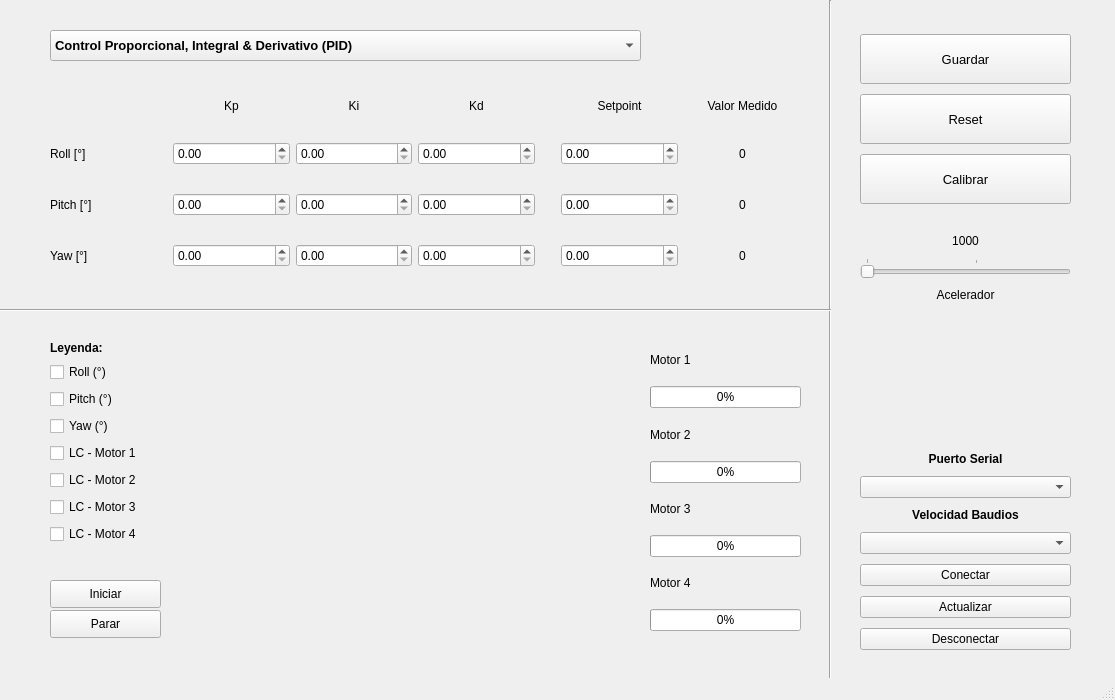
The window that InterfazV2.ui (alexve10/DroneControlEd) describes before a commit, drawn with Qt 5.
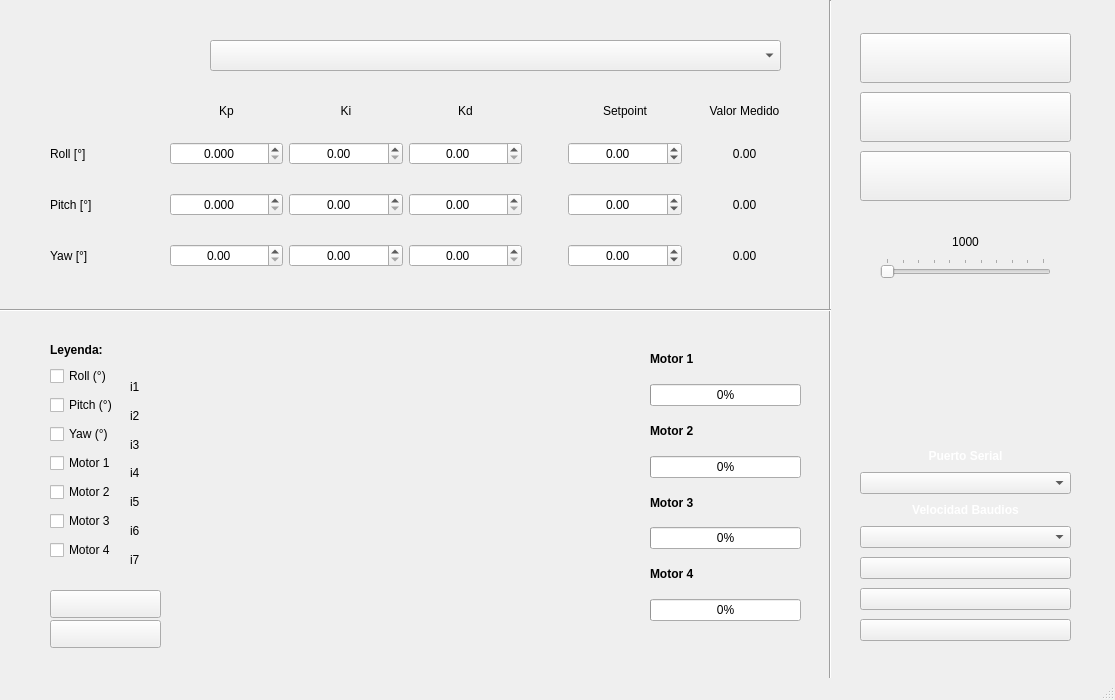
The same window after the commit. Icons and pictures are not drawn.

```diff
--- a/InterfazV2.ui
+++ b/InterfazV2.ui
@@ -46,7 +46,13 @@
   <property name="accessibleDescription">
    <string extracomment="Acelerador"/>
   </property>
+  <property name="styleSheet">
+   <string notr="true"/>
+  </property>
   <widget class="QWidget" name="centralwidget">
+   <property name="styleSheet">
+    <string notr="true">background-image: url(:/Fondo/FondoInterfazV2.png)</string>
+   </property>
    <widget class="QWidget" name="gridLayoutWidget">
     <property name="geometry">
      <rect>
@@ -57,110 +63,48 @@
      </rect>
     </property>
     <layout class="QGridLayout" name="gridLayout" rowstretch="0,0,0,0">
-     <item row="1" column="3">
-      <widget class="QDoubleSpinBox" name="P_Ki">
-       <property name="maximum">
-        <double>5.000000000000000</double>
+     <item row="3" column="5">
+      <spacer name="horizontalSpacer_3">
+       <property name="orientation">
+        <enum>Qt::Horizontal</enum>
        </property>
-       <property name="singleStep">
-        <double>0.010000000000000</double>
+       <property name="sizeType">
+        <enum>QSizePolicy::Fixed</enum>
        </property>
-      </widget>
-     </item>
-     <item row="0" column="6">
-      <widget class="QDoubleSpinBox" name="R_Set">
-       <property name="maximum">
-        <double>50.000000000000000</double>
+       <property name="sizeHint" stdset="0">
+        <size>
+         <width>20</width>
+         <height>20</height>
+        </size>
        </property>
-      </widget>
-     </item>
-     <item row="1" column="4">
-      <widget class="QDoubleSpinBox" name="P_Kd">
-       <property name="maximum">
-        <double>10.000000000000000</double>
-       </property>
-       <property name="singleStep">
-        <double>0.100000000000000</double>
-       </property>
-      </widget>
-     </item>
-     <item row="0" column="7">
-      <widget class="QLabel" name="Med_Roll">
-       <property name="text">
-        <string>0</string>
-       </property>
-       <property name="alignment">
-        <set>Qt::AlignCenter</set>
-       </property>
-      </widget>
+      </spacer>
      </item>
      <item row="1" column="6">
       <widget class="QDoubleSpinBox" name="P_Set">
-       <property name="maximum">
-        <double>50.000000000000000</double>
-       </property>
-      </widget>
-     </item>
-     <item row="3" column="0">
-      <widget class="QLabel" name="Yaw">
-       <property name="text">
-        <string>Yaw [°]</string>
-       </property>
-      </widget>
-     </item>
-     <item row="3" column="3">
-      <widget class="QDoubleSpinBox" name="Y_Ki">
-       <property name="maximum">
-        <double>5.000000000000000</double>
-       </property>
-       <property name="singleStep">
-        <double>0.010000000000000</double>
-       </property>
-      </widget>
-     </item>
-     <item row="3" column="7">
-      <widget class="QLabel" name="Med_Yaw">
-       <property name="text">
-        <string>0</string>
-       </property>
        <property name="alignment">
         <set>Qt::AlignCenter</set>
        </property>
+       <property name="minimum">
+        <double>-40.000000000000000</double>
+       </property>
+       <property name="maximum">
+        <double>40.000000000000000</double>
+       </property>
       </widget>
      </item>
      <item row="1" column="2">
       <widget class="QDoubleSpinBox" name="P_Kp">
+       <property name="alignment">
+        <set>Qt::AlignCenter</set>
+       </property>
+       <property name="decimals">
+        <number>3</number>
+       </property>
        <property name="maximum">
         <double>50.000000000000000</double>
        </property>
        <property name="singleStep">
-        <double>0.100000000000000</double>
-       </property>
-      </widget>
-     </item>
-     <item row="3" column="5">
-      <spacer name="horizontalSpacer_3">
-       <property name="orientation">
-        <enum>Qt::Horizontal</enum>
-       </property>
-       <property name="sizeType">
-        <enum>QSizePolicy::Fixed</enum>
-       </property>
-       <property name="sizeHint" stdset="0">
-        <size>
-         <width>20</width>
-         <height>20</height>
-        </size>
-       </property>
-      </spacer>
-     </item>
-     <item row="1" column="7">
-      <widget class="QLabel" name="Med_Pitch">
-       <property name="text">
-        <string>0</string>
-       </property>
-       <property name="alignment">
-        <set>Qt::AlignCenter</set>
+        <double>0.001000000000000</double>
        </property>
       </widget>
      </item>
@@ -174,44 +118,53 @@
        </property>
        <property name="sizeHint" stdset="0">
         <size>
-         <width>20</width>
+         <width>40</width>
          <height>20</height>
         </size>
        </property>
       </spacer>
      </item>
-     <item row="1" column="5">
-      <spacer name="horizontalSpacer_2">
-       <property name="orientation">
-        <enum>Qt::Horizontal</enum>
+     <item row="0" column="7">
+      <widget class="QLabel" name="Med_Roll">
+       <property name="text">
+        <string>0.00</string>
        </property>
-       <property name="sizeType">
-        <enum>QSizePolicy::Fixed</enum>
+       <property name="alignment">
+        <set>Qt::AlignCenter</set>
        </property>
-       <property name="sizeHint" stdset="0">
-        <size>
-         <width>20</width>
-         <height>20</height>
-        </size>
+      </widget>
+     </item>
+     <item row="1" column="4">
+      <widget class="QDoubleSpinBox" name="P_Kd">
+       <property name="alignment">
+        <set>Qt::AlignCenter</set>
        </property>
-      </spacer>
+       <property name="maximum">
+        <double>100.000000000000000</double>
+       </property>
+       <property name="singleStep">
+        <double>0.100000000000000</double>
+       </property>
+      </widget>
      </item>
      <item row="3" column="6">
       <widget class="QDoubleSpinBox" name="Y_Set">
+       <property name="alignment">
+        <set>Qt::AlignCenter</set>
+       </property>
+       <property name="minimum">
+        <double>-360.000000000000000</double>
+       </property>
        <property name="maximum">
         <double>360.000000000000000</double>
        </property>
       </widget>
      </item>
-     <item row="0" column="0">
-      <widget class="QLabel" name="Roll">
-       <property name="text">
-        <string>Roll [°]</string>
-       </property>
-      </widget>
-     </item>
      <item row="3" column="2">
       <widget class="QDoubleSpinBox" name="Y_Kp">
+       <property name="alignment">
+        <set>Qt::AlignCenter</set>
+       </property>
        <property name="maximum">
         <double>50.000000000000000</double>
        </property>
@@ -220,28 +173,47 @@
        </property>
       </widget>
      </item>
+     <item row="3" column="0">
+      <widget class="QLabel" name="Yaw">
+       <property name="text">
+        <string>Yaw [°]</string>
+       </property>
+      </widget>
+     </item>
      <item row="0" column="2">
       <widget class="QDoubleSpinBox" name="R_Kp">
+       <property name="alignment">
+        <set>Qt::AlignCenter</set>
+       </property>
+       <property name="decimals">
+        <number>3</number>
+       </property>
        <property name="maximum">
         <double>50.000000000000000</double>
        </property>
        <property name="singleStep">
-        <double>0.100000000000000</double>
+        <double>0.001000000000000</double>
        </property>
       </widget>
      </item>
-     <item row="0" column="4">
-      <widget class="QDoubleSpinBox" name="R_Kd">
+     <item row="3" column="3">
+      <widget class="QDoubleSpinBox" name="Y_Ki">
+       <property name="alignment">
+        <set>Qt::AlignCenter</set>
+       </property>
        <property name="maximum">
-        <double>10.000000000000000</double>
+        <double>5.000000000000000</double>
        </property>
        <property name="singleStep">
-        <double>0.100000000000000</double>
+        <double>0.010000000000000</double>
        </property>
       </widget>
      </item>
      <item row="0" column="3">
       <widget class="QDoubleSpinBox" name="R_Ki">
+       <property name="alignment">
+        <set>Qt::AlignCenter</set>
+       </property>
        <property name="maximum">
         <double>5.000000000000000</double>
        </property>
@@ -250,32 +222,117 @@
        </property>
       </widget>
      </item>
-     <item row="1" column="0">
-      <widget class="QLabel" name="Pitch">
+     <item row="3" column="7">
+      <widget class="QLabel" name="Med_Yaw">
        <property name="text">
-        <string>Pitch [°]</string>
+        <string>0.00</string>
+       </property>
+       <property name="alignment">
+        <set>Qt::AlignCenter</set>
        </property>
       </widget>
      </item>
      <item row="3" column="4">
       <widget class="QDoubleSpinBox" name="Y_Kd">
+       <property name="alignment">
+        <set>Qt::AlignCenter</set>
+       </property>
        <property name="maximum">
-        <double>10.000000000000000</double>
+        <double>50.000000000000000</double>
        </property>
        <property name="singleStep">
         <double>0.100000000000000</double>
        </property>
       </widget>
      </item>
+     <item row="1" column="7">
+      <widget class="QLabel" name="Med_Pitch">
+       <property name="text">
+        <string>0.00</string>
+       </property>
+       <property name="alignment">
+        <set>Qt::AlignCenter</set>
+       </property>
+      </widget>
+     </item>
+     <item row="1" column="5">
+      <spacer name="horizontalSpacer_2">
+       <property name="orientation">
+        <enum>Qt::Horizontal</enum>
+       </property>
+       <property name="sizeType">
+        <enum>QSizePolicy::Fixed</enum>
+       </property>
+       <property name="sizeHint" stdset="0">
+        <size>
+         <width>20</width>
+         <height>20</height>
+        </size>
+       </property>
+      </spacer>
+     </item>
+     <item row="1" column="3">
+      <widget class="QDoubleSpinBox" name="P_Ki">
+       <property name="alignment">
+        <set>Qt::AlignCenter</set>
+       </property>
+       <property name="maximum">
+        <double>5.000000000000000</double>
+       </property>
+       <property name="singleStep">
+        <double>0.010000000000000</double>
+       </property>
+      </widget>
+     </item>
+     <item row="0" column="4">
+      <widget class="QDoubleSpinBox" name="R_Kd">
+       <property name="alignment">
+        <set>Qt::AlignCenter</set>
+       </property>
+       <property name="maximum">
+        <double>100.000000000000000</double>
+       </property>
+       <property name="singleStep">
+        <double>0.100000000000000</double>
+       </property>
+      </widget>
+     </item>
+     <item row="1" column="0">
+      <widget class="QLabel" name="Pitch">
+       <property name="text">
+        <string>Pitch [°]</string>
+       </property>
+      </widget>
+     </item>
+     <item row="0" column="6">
+      <widget class="QDoubleSpinBox" name="R_Set">
+       <property name="alignment">
+        <set>Qt::AlignCenter</set>
+       </property>
+       <property name="minimum">
+        <double>-40.000000000000000</double>
+       </property>
+       <property name="maximum">
+        <double>40.000000000000000</double>
+       </property>
+      </widget>
+     </item>
+     <item row="0" column="0">
+      <widget class="QLabel" name="Roll">
+       <property name="text">
+        <string>Roll [°]</string>
+       </property>
+      </widget>
+     </item>
     </layout>
    </widget>
    <widget class="QWidget" name="gridLayoutWidget_2">
     <property name="geometry">
      <rect>
       <x>50</x>
-      <y>90</y>
+      <y>100</y>
       <width>751</width>
-      <height>31</height>
+      <height>22</height>
      </rect>
     </property>
     <layout class="QGridLayout" name="gridLayout_3">
@@ -339,7 +396,7 @@
        </property>
        <property name="sizeHint" stdset="0">
         <size>
-         <width>20</width>
+         <width>40</width>
          <height>20</height>
         </size>
        </property>
@@ -360,10 +417,10 @@
    <widget class="QWidget" name="verticalLayoutWidget_2">
     <property name="geometry">
      <rect>
-      <x>200</x>
+      <x>190</x>
       <y>340</y>
-      <width>431</width>
-      <height>301</height>
+      <width>441</width>
+      <height>311</height>
      </rect>
     </property>
     <layout class="QVBoxLayout" name="graph_layout"/>
@@ -372,26 +429,26 @@
     <property name="geometry">
      <rect>
       <x>50</x>
-      <y>580</y>
+      <y>590</y>
       <width>111</width>
       <height>28</height>
      </rect>
     </property>
     <property name="text">
-     <string>Iniciar</string>
+     <string/>
     </property>
    </widget>
    <widget class="QPushButton" name="Parar">
     <property name="geometry">
      <rect>
       <x>50</x>
-      <y>610</y>
+      <y>620</y>
       <width>111</width>
       <height>28</height>
      </rect>
     </property>
     <property name="text">
-     <string>Parar</string>
+     <string/>
     </property>
    </widget>
    <widget class="QWidget" name="gridLayoutWidget_3">
@@ -400,147 +457,10 @@
       <x>860</x>
       <y>30</y>
       <width>211</width>
-      <height>631</height>
+      <height>621</height>
      </rect>
     </property>
-    <layout class="QGridLayout" name="gridLayout_4" rowstretch="0,0,0,0,0,0,0,0,0,0,0,0,0,0,0">
-     <item row="12" column="0">
-      <widget class="QPushButton" name="Conectar">
-       <property name="text">
-        <string>Conectar</string>
-       </property>
-      </widget>
-     </item>
-     <item row="3" column="0">
-      <spacer name="verticalSpacer_2">
-       <property name="orientation">
-        <enum>Qt::Vertical</enum>
-       </property>
-       <property name="sizeType">
-        <enum>QSizePolicy::Fixed</enum>
-       </property>
-       <property name="sizeHint" stdset="0">
-        <size>
-         <width>20</width>
-         <height>20</height>
-        </size>
-       </property>
-      </spacer>
-     </item>
-     <item row="2" column="0">
-      <widget class="QPushButton" name="pushButton_3">
-       <property name="maximumSize">
-        <size>
-         <width>250</width>
-         <height>50</height>
-        </size>
-       </property>
-       <property name="font">
-        <font>
-         <pointsize>10</pointsize>
-        </font>
-       </property>
-       <property name="text">
-        <string>Calibrar</string>
-       </property>
-      </widget>
-     </item>
-     <item row="1" column="0">
-      <widget class="QPushButton" name="Reset">
-       <property name="maximumSize">
-        <size>
-         <width>250</width>
-         <height>50</height>
-        </size>
-       </property>
-       <property name="font">
-        <font>
-         <pointsize>10</pointsize>
-        </font>
-       </property>
-       <property name="text">
-        <string>Reset</string>
-       </property>
-      </widget>
-     </item>
-     <item row="8" column="0">
-      <widget class="QLabel" name="label_21">
-       <property name="sizePolicy">
-        <sizepolicy hsizetype="Preferred" vsizetype="Fixed">
-         <horstretch>0</horstretch>
-         <verstretch>0</verstretch>
-        </sizepolicy>
-       </property>
-       <property name="text">
-        <string>&lt;html&gt;&lt;head/&gt;&lt;body&gt;&lt;p align=&quot;center&quot;&gt;&lt;span style=&quot; font-weight:600;&quot;&gt;Puerto Serial&lt;/span&gt;&lt;/p&gt;&lt;/body&gt;&lt;/html&gt;</string>
-       </property>
-      </widget>
-     </item>
-     <item row="5" column="0">
-      <widget class="QSlider" name="Acelerador">
-       <property name="font">
-        <font>
-         <weight>50</weight>
-         <bold>false</bold>
-        </font>
-       </property>
-       <property name="contextMenuPolicy">
-        <enum>Qt::CustomContextMenu</enum>
-       </property>
-       <property name="acceptDrops">
-        <bool>false</bool>
-       </property>
-       <property name="whatsThis">
-        <string extracomment="Acelerador"/>
-       </property>
-       <property name="accessibleName">
-        <string extracomment="Acelerador"/>
-       </property>
-       <property name="accessibleDescription">
-        <string extracomment="Acelerador"/>
-       </property>
-       <property name="minimum">
-        <number>0</number>
-       </property>
-       <property name="maximum">
-        <number>180</number>
-       </property>
-       <property name="orientation">
-        <enum>Qt::Horizontal</enum>
-       </property>
-       <property name="invertedAppearance">
-        <bool>false</bool>
-       </property>
-       <property name="invertedControls">
-        <bool>false</bool>
-       </property>
-       <property name="tickPosition">
-        <enum>QSlider::TicksAbove</enum>
-       </property>
-       <property name="tickInterval">
-        <number>100</number>
-       </property>
-      </widget>
-     </item>
-     <item row="9" column="0">
-      <widget class="QComboBox" name="cb_list_ports"/>
-     </item>
-     <item row="11" column="0">
-      <widget class="QComboBox" name="cb_list_baudrates">
-       <property name="font">
-        <font>
-         <stylestrategy>PreferDefault</stylestrategy>
-        </font>
-       </property>
-      </widget>
-     </item>
-     <item row="13" column="0">
-      <widget class="QPushButton" name="Actualizar">
-       <property name="text">
-        <string>Actualizar</string>
-       </property>
-      </widget>
-     </item>
+    <layout class="QGridLayout" name="gridLayout_4" rowstretch="0,0,0,0,0,0,0,0,0,0,0,0,0,0,0,0">
      <item row="0" column="0">
       <widget class="QPushButton" name="Guardar">
        <property name="sizePolicy">
@@ -579,34 +499,25 @@
         </font>
        </property>
        <property name="text">
-        <string>Guardar</string>
+        <string/>
        </property>
       </widget>
      </item>
-     <item row="7" column="0">
-      <spacer name="verticalSpacer">
-       <property name="orientation">
-        <enum>Qt::Vertical</enum>
+     <item row="13" column="0">
+      <widget class="QPushButton" name="Conectar">
+       <property name="text">
+        <string/>
        </property>
-       <property name="sizeType">
-        <enum>QSizePolicy::Fixed</enum>
-       </property>
-       <property name="sizeHint" stdset="0">
-        <size>
-         <width>20</width>
-         <height>140</height>
-        </size>
-       </property>
-      </spacer>
+      </widget>
      </item>
      <item row="14" column="0">
-      <widget class="QPushButton" name="Desconectar">
+      <widget class="QPushButton" name="Actualizar">
        <property name="text">
-        <string>Desconectar</string>
+        <string/>
        </property>
       </widget>
      </item>
-     <item row="10" column="0">
+     <item row="11" column="0">
       <widget class="QLabel" name="label_23">
        <property name="sizePolicy">
         <sizepolicy hsizetype="Preferred" vsizetype="Fixed">
@@ -615,20 +526,86 @@
         </sizepolicy>
        </property>
        <property name="text">
-        <string>&lt;html&gt;&lt;head/&gt;&lt;body&gt;&lt;p align=&quot;center&quot;&gt;&lt;span style=&quot; font-weight:600;&quot;&gt;Velocidad Baudios&lt;/span&gt;&lt;/p&gt;&lt;/body&gt;&lt;/html&gt;</string>
+        <string>&lt;html&gt;&lt;head/&gt;&lt;body&gt;&lt;p align=&quot;center&quot;&gt;&lt;span style=&quot; font-weight:600; color:#ffffff;&quot;&gt;Velocidad Baudios&lt;/span&gt;&lt;/p&gt;&lt;/body&gt;&lt;/html&gt;</string>
        </property>
       </widget>
      </item>
-     <item row="6" column="0">
-      <widget class="QLabel" name="label_17">
+     <item row="10" column="0">
+      <widget class="QComboBox" name="cb_list_ports">
+       <property name="font">
+        <font>
+         <pointsize>8</pointsize>
+        </font>
+       </property>
+      </widget>
+     </item>
+     <item row="3" column="0">
+      <spacer name="verticalSpacer_2">
+       <property name="orientation">
+        <enum>Qt::Vertical</enum>
+       </property>
+       <property name="sizeType">
+        <enum>QSizePolicy::Fixed</enum>
+       </property>
+       <property name="sizeHint" stdset="0">
+        <size>
+         <width>20</width>
+         <height>25</height>
+        </size>
+       </property>
+      </spacer>
+     </item>
+     <item row="9" column="0">
+      <widget class="QLabel" name="label_21">
        <property name="sizePolicy">
-        <sizepolicy hsizetype="Expanding" vsizetype="Fixed">
+        <sizepolicy hsizetype="Preferred" vsizetype="Fixed">
          <horstretch>0</horstretch>
          <verstretch>0</verstretch>
         </sizepolicy>
        </property>
        <property name="text">
-        <string>&lt;html&gt;&lt;head/&gt;&lt;body&gt;&lt;p align=&quot;center&quot;&gt;Acelerador&lt;/p&gt;&lt;/body&gt;&lt;/html&gt;</string>
+        <string>&lt;html&gt;&lt;head/&gt;&lt;body&gt;&lt;p align=&quot;center&quot;&gt;&lt;span style=&quot; font-weight:600; color:#ffffff;&quot;&gt;Puerto Serial&lt;/span&gt;&lt;/p&gt;&lt;/body&gt;&lt;/html&gt;</string>
+       </property>
+      </widget>
+     </item>
+     <item row="12" column="0">
+      <widget class="QComboBox" name="cb_list_baudrates">
+       <property name="font">
+        <font>
+         <pointsize>8</pointsize>
+         <stylestrategy>PreferDefault</stylestrategy>
+        </font>
+       </property>
+      </widget>
+     </item>
+     <item row="2" column="0">
+      <widget class="QPushButton" name="Calibrar">
+       <property name="minimumSize">
+        <size>
+         <width>0</width>
+         <height>30</height>
+        </size>
+       </property>
+       <property name="maximumSize">
+        <size>
+         <width>250</width>
+         <height>50</height>
+        </size>
+       </property>
+       <property name="font">
+        <font>
+         <pointsize>10</pointsize>
+        </font>
+       </property>
+       <property name="text">
+        <string/>
+       </property>
+      </widget>
+     </item>
+     <item row="15" column="0">
+      <widget class="QPushButton" name="Desconectar">
+       <property name="text">
+        <string/>
        </property>
       </widget>
      </item>
@@ -648,6 +625,144 @@
        </property>
       </widget>
      </item>
+     <item row="8" column="0">
+      <spacer name="verticalSpacer">
+       <property name="orientation">
+        <enum>Qt::Vertical</enum>
+       </property>
+       <property name="sizeType">
+        <enum>QSizePolicy::Fixed</enum>
+       </property>
+       <property name="sizeHint" stdset="0">
+        <size>
+         <width>20</width>
+         <height>125</height>
+        </size>
+       </property>
+      </spacer>
+     </item>
+     <item row="1" column="0">
+      <widget class="QPushButton" name="Reset">
+       <property name="minimumSize">
+        <size>
+         <width>0</width>
+         <height>30</height>
+        </size>
+       </property>
+       <property name="maximumSize">
+        <size>
+         <width>250</width>
+         <height>50</height>
+        </size>
+       </property>
+       <property name="font">
+        <font>
+         <pointsize>10</pointsize>
+        </font>
+       </property>
+       <property name="text">
+        <string/>
+       </property>
+      </widget>
+     </item>
+     <item row="5" column="0">
+      <layout class="QHBoxLayout" name="horizontalLayout">
+       <item>
+        <spacer name="horizontalSpacer_4">
+         <property name="orientation">
+          <enum>Qt::Horizontal</enum>
+         </property>
+         <property name="sizeType">
+          <enum>QSizePolicy::Fixed</enum>
+         </property>
+         <property name="sizeHint" stdset="0">
+          <size>
+           <width>20</width>
+           <height>20</height>
+          </size>
+         </property>
+        </spacer>
+       </item>
+       <item>
+        <widget class="QSlider" name="Acelerador">
+         <property name="font">
+          <font>
+           <weight>50</weight>
+           <bold>false</bold>
+          </font>
+         </property>
+         <property name="contextMenuPolicy">
+          <enum>Qt::CustomContextMenu</enum>
+         </property>
+         <property name="acceptDrops">
+          <bool>false</bool>
+         </property>
+         <property name="whatsThis">
+          <string extracomment="Acelerador"/>
+         </property>
+         <property name="accessibleName">
+          <string extracomment="Acelerador"/>
+         </property>
+         <property name="accessibleDescription">
+          <string extracomment="Acelerador"/>
+         </property>
+         <property name="minimum">
+          <number>1000</number>
+         </property>
+         <property name="maximum">
+          <number>2000</number>
+         </property>
+         <property name="pageStep">
+          <number>100</number>
+         </property>
+         <property name="orientation">
+          <enum>Qt::Horizontal</enum>
+         </property>
+         <property name="invertedAppearance">
+          <bool>false</bool>
+         </property>
+         <property name="invertedControls">
+          <bool>false</bool>
+         </property>
+         <property name="tickPosition">
+          <enum>QSlider::TicksAbove</enum>
+         </property>
+         <property name="tickInterval">
+          <number>100</number>
+         </property>
+        </widget>
+       </item>
+       <item>
+        <spacer name="horizontalSpacer_6">
+         <property name="orientation">
+          <enum>Qt::Horizontal</enum>
+         </property>
+         <property name="sizeType">
+          <enum>QSizePolicy::Fixed</enum>
+         </property>
+         <property name="sizeHint" stdset="0">
+          <size>
+           <width>20</width>
+           <height>20</height>
+          </size>
+         </property>
+        </spacer>
+       </item>
+      </layout>
+     </item>
+     <item row="6" column="0">
+      <widget class="QLabel" name="label_17">
+       <property name="sizePolicy">
+        <sizepolicy hsizetype="Expanding" vsizetype="Fixed">
+         <horstretch>0</horstretch>
+         <verstretch>0</verstretch>
+        </sizepolicy>
+       </property>
+       <property name="text">
+        <string>&lt;html&gt;&lt;head/&gt;&lt;body&gt;&lt;p align=&quot;center&quot;&gt;&lt;br/&gt;&lt;/p&gt;&lt;/body&gt;&lt;/html&gt;</string>
+       </property>
+      </widget>
+     </item>
     </layout>
    </widget>
    <widget class="QWidget" name="verticalLayoutWidget">
@@ -656,12 +771,18 @@
       <x>650</x>
       <y>340</y>
       <width>151</width>
-      <height>291</height>
+      <height>281</height>
      </rect>
     </property>
     <layout class="QVBoxLayout" name="verticalLayout">
      <item>
       <widget class="QLabel" name="label_16">
+       <property name="font">
+        <font>
+         <weight>75</weight>
+         <bold>true</bold>
+        </font>
+       </property>
        <property name="text">
         <string>Motor 1</string>
        </property>
@@ -682,6 +803,12 @@
      </item>
      <item>
       <widget class="QLabel" name="label_18">
+       <property name="font">
+        <font>
+         <weight>75</weight>
+         <bold>true</bold>
+        </font>
+       </property>
        <property name="text">
         <string>Motor 2</string>
        </property>
@@ -702,6 +829,12 @@
      </item>
      <item>
       <widget class="QLabel" name="label_19">
+       <property name="font">
+        <font>
+         <weight>75</weight>
+         <bold>true</bold>
+        </font>
+       </property>
        <property name="text">
         <string>Motor 3</string>
        </property>
@@ -722,6 +855,12 @@
      </item>
      <item>
       <widget class="QLabel" name="label_20">
+       <property name="font">
+        <font>
+         <weight>75</weight>
+         <bold>true</bold>
+        </font>
+       </property>
        <property name="text">
         <string>Motor 4</string>
        </property>
@@ -747,8 +886,8 @@
      <rect>
       <x>50</x>
       <y>340</y>
-      <width>121</width>
-      <height>209</height>
+      <width>76</width>
+      <height>231</height>
      </rect>
     </property>
     <layout class="QVBoxLayout" name="verticalLayout_2">
@@ -789,28 +928,28 @@
      <item>
       <widget class="QCheckBox" name="LC_Check_1">
        <property name="text">
-        <string>LC - Motor 1</string>
+        <string>Motor 1</string>
        </property>
       </widget>
      </item>
      <item>
       <widget class="QCheckBox" name="LC_Check_2">
        <property name="text">
-        <string>LC - Motor 2</string>
+        <string>Motor 2</string>
        </property>
       </widget>
      </item>
      <item>
       <widget class="QCheckBox" name="LC_Check_3">
        <property name="text">
-        <string>LC - Motor 3</string>
+        <string>Motor 3</string>
        </property>
       </widget>
      </item>
      <item>
       <widget class="QCheckBox" name="LC_Check_4">
        <property name="text">
-        <string>LC - Motor 4</string>
+        <string>Motor 4</string>
        </property>
       </widget>
      </item>
@@ -819,9 +958,9 @@
    <widget class="QComboBox" name="Control_Menu">
     <property name="geometry">
      <rect>
-      <x>50</x>
-      <y>30</y>
-      <width>591</width>
+      <x>210</x>
+      <y>40</y>
+      <width>571</width>
       <height>31</height>
      </rect>
     </property>
@@ -832,11 +971,9 @@
       <bold>true</bold>
      </font>
     </property>
-    <item>
-     <property name="text">
-      <string>Control Proporcional, Integral &amp; Derivativo (PID)</string>
-     </property>
-    </item>
+    <property name="currentText">
+     <string/>
+    </property>
    </widget>
    <widget class="Line" name="line">
     <property name="geometry">
@@ -864,6 +1001,109 @@
      <enum>Qt::Horizontal</enum>
     </property>
    </widget>
+   <widget class="QWidget" name="verticalLayoutWidget_4">
+    <property name="geometry">
+     <rect>
+      <x>130</x>
+      <y>340</y>
+      <width>31</width>
+      <height>231</height>
+     </rect>
+    </property>
+    <layout class="QVBoxLayout" name="verticalLayout_3">
+     <item>
+      <spacer name="verticalSpacer_3">
+       <property name="orientation">
+        <enum>Qt::Vertical</enum>
+       </property>
+       <property name="sizeType">
+        <enum>QSizePolicy::Fixed</enum>
+       </property>
+       <property name="sizeHint" stdset="0">
+        <size>
+         <width>20</width>
+         <height>35</height>
+        </size>
+       </property>
+      </spacer>
+     </item>
+     <item>
+      <widget class="QLabel" name="Punto1">
+       <property name="text">
+        <string>i1</string>
+       </property>
+      </widget>
+     </item>
+     <item>
+      <widget class="QLabel" name="Punto2">
+       <property name="text">
+        <string>i2</string>
+       </property>
+      </widget>
+     </item>
+     <item>
+      <widget class="QLabel" name="Punto3">
+       <property name="text">
+        <string>i3</string>
+       </property>
+      </widget>
+     </item>
+     <item>
+      <widget class="QLabel" name="Punto4">
+       <property name="text">
+        <string>i4</string>
+       </property>
+      </widget>
+     </item>
+     <item>
+      <widget class="QLabel" name="Punto5">
+       <property name="text">
+        <string>i5</string>
+       </property>
+      </widget>
+     </item>
+     <item>
+      <widget class="QLabel" name="Punto6">
+       <property name="text">
+        <string>i6</string>
+       </property>
+      </widget>
+     </item>
+     <item>
+      <widget class="QLabel" name="Punto7">
+       <property name="text">
+        <string>i7</string>
+       </property>
+      </widget>
+     </item>
+    </layout>
+   </widget>
+   <widget class="QLabel" name="Fondo">
+    <property name="geometry">
+     <rect>
+      <x>0</x>
+      <y>0</y>
+      <width>1115</width>
+      <height>700</height>
+     </rect>
+    </property>
+    <property name="text">
+     <string/>
+    </property>
+   </widget>
+   <zorder>Fondo</zorder>
+   <zorder>gridLayoutWidget</zorder>
+   <zorder>gridLayoutWidget_2</zorder>
+   <zorder>verticalLayoutWidget_2</zorder>
+   <zorder>Inicio</zorder>
+   <zorder>Parar</zorder>
+   <zorder>gridLayoutWidget_3</zorder>
+   <zorder>verticalLayoutWidget</zorder>
+   <zorder>verticalLayoutWidget_3</zorder>
+   <zorder>Control_Menu</zorder>
+   <zorder>line</zorder>
+   <zorder>line_2</zorder>
+   <zorder>verticalLayoutWidget_4</zorder>
   </widget>
   <widget class="QStatusBar" name="statusbar"/>
  </widget>
```
Left out of the diff: 4 changed lines with no effect on the pictures.
